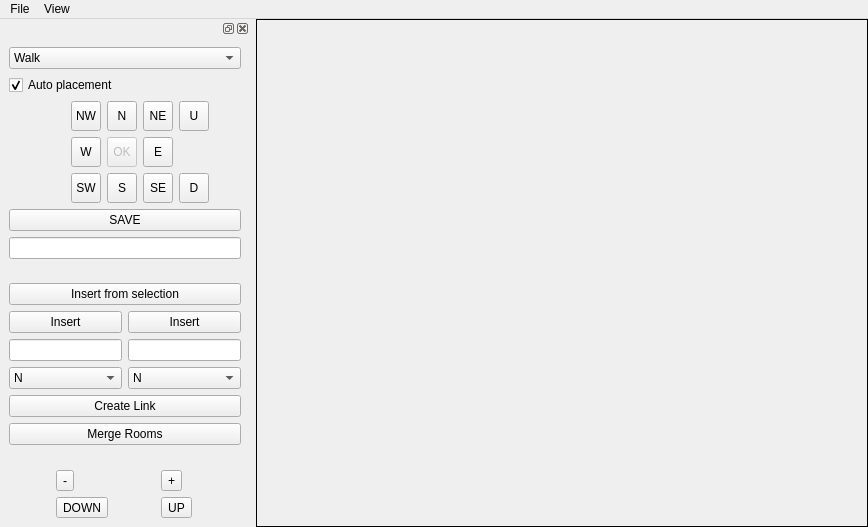
Old version of the form version4/ui/main.ui in the repository michael-donat/tf-mapper.
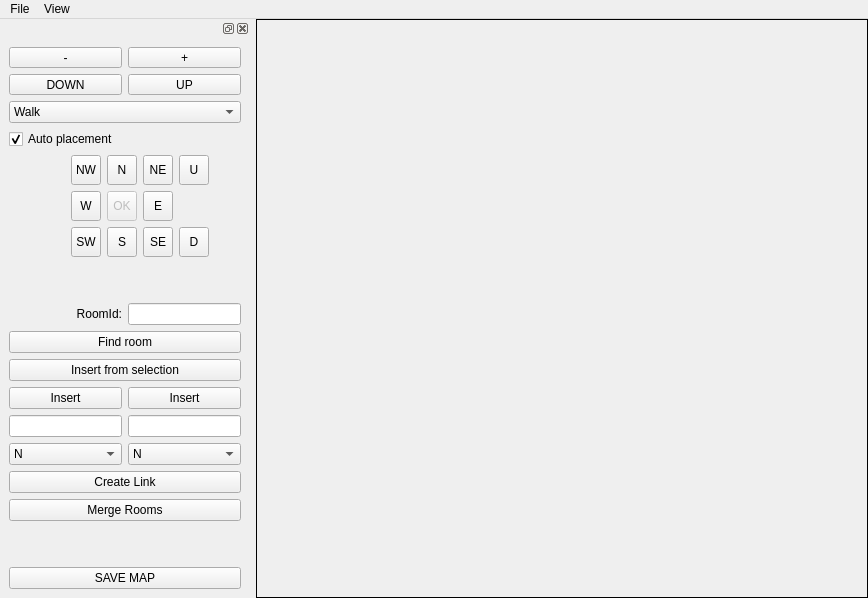
New version of the form.

Commit message: pull req

The edit to the form file:
```diff
--- a/version4/ui/main.ui
+++ b/version4/ui/main.ui
@@ -7,7 +7,7 @@
     <x>0</x>
     <y>0</y>
     <width>868</width>
-    <height>527</height>
+    <height>598</height>
    </rect>
   </property>
   <property name="windowTitle">
@@ -76,7 +76,7 @@
    <property name="minimumSize">
     <size>
      <width>250</width>
-     <height>482</height>
+     <height>548</height>
     </size>
    </property>
    <property name="maximumSize">
@@ -96,7 +96,20 @@
    </attribute>
    <widget class="QWidget" name="uiComponentToolsPanelContentWidget">
     <layout class="QGridLayout" name="gridLayout_2">
-     <item row="5" column="2">
+     <item row="17" column="2">
+      <spacer name="verticalSpacer_2">
+       <property name="orientation">
+        <enum>Qt::Vertical</enum>
+       </property>
+       <property name="sizeHint" stdset="0">
+        <size>
+         <width>20</width>
+         <height>40</height>
+        </size>
+       </property>
+      </spacer>
+     </item>
+     <item row="14" column="2">
       <spacer name="verticalSpacer">
        <property name="orientation">
         <enum>Qt::Vertical</enum>
@@ -109,14 +122,66 @@
        </property>
       </spacer>
      </item>
-     <item row="3" column="2">
-      <widget class="QPushButton" name="pushButton">
-       <property name="text">
-        <string>SAVE</string>
-       </property>
-      </widget>
+     <item row="0" column="2">
+      <layout class="QGridLayout" name="gridLayout_4">
+       <item row="0" column="2">
+        <widget class="QToolButton" name="zoomIn">
+         <property name="sizePolicy">
+          <sizepolicy hsizetype="Expanding" vsizetype="Expanding">
+           <horstretch>0</horstretch>
+           <verstretch>0</verstretch>
+          </sizepolicy>
+         </property>
+         <property name="text">
+          <string>+</string>
+         </property>
+        </widget>
+       </item>
+       <item row="0" column="1">
+        <widget class="QToolButton" name="zoomOut">
+         <property name="sizePolicy">
+          <sizepolicy hsizetype="Expanding" vsizetype="Expanding">
+           <horstretch>0</horstretch>
+           <verstretch>0</verstretch>
+          </sizepolicy>
+         </property>
+         <property name="text">
+          <string>-</string>
+         </property>
+        </widget>
+       </item>
+       <item row="1" column="1">
+        <widget class="QToolButton" name="goLevelDown">
+         <property name="sizePolicy">
+          <sizepolicy hsizetype="Expanding" vsizetype="Expanding">
+           <horstretch>0</horstretch>
+           <verstretch>0</verstretch>
+          </sizepolicy>
+         </property>
+         <property name="text">
+          <string>DOWN</string>
+         </property>
+        </widget>
+       </item>
+       <item row="1" column="2">
+        <widget class="QToolButton" name="goLevelUp">
+         <property name="sizePolicy">
+          <sizepolicy hsizetype="Expanding" vsizetype="Expanding">
+           <horstretch>0</horstretch>
+           <verstretch>0</verstretch>
+          </sizepolicy>
+         </property>
+         <property name="text">
+          <string>UP</string>
+         </property>
+        </widget>
+       </item>
+      </layout>
      </item>
-     <item row="2" column="2">
+     <item row="6" column="2">
+      <layout class="QHBoxLayout" name="horizontalLayout_2"/>
+     </item>
+     <item row="11" column="2">
       <layout class="QGridLayout" name="compassButtonsGridLayout">
        <item row="0" column="2">
         <widget class="QToolButton" name="compassN">
@@ -424,7 +489,7 @@
        </item>
       </layout>
      </item>
-     <item row="0" column="2">
+     <item row="9" column="2">
       <widget class="QComboBox" name="walkerModeSelector">
        <item>
         <property name="text">
@@ -438,52 +503,7 @@
        </item>
       </widget>
      </item>
-     <item row="8" column="2">
-      <spacer name="toolsPanelSpacerBottom">
-       <property name="orientation">
-        <enum>Qt::Vertical</enum>
-       </property>
-       <property name="sizeHint" stdset="0">
-        <size>
-         <width>20</width>
-         <height>40</height>
-        </size>
-       </property>
-      </spacer>
-     </item>
      <item row="10" column="2">
-      <layout class="QGridLayout" name="gridLayout_3">
-       <item row="0" column="0">
-        <widget class="QToolButton" name="zoomOut">
-         <property name="text">
-          <string>-</string>
-         </property>
-        </widget>
-       </item>
-       <item row="0" column="1">
-        <widget class="QToolButton" name="zoomIn">
-         <property name="text">
-          <string>+</string>
-         </property>
-        </widget>
-       </item>
-       <item row="1" column="0">
-        <widget class="QToolButton" name="goLevelDown">
-         <property name="text">
-          <string>DOWN</string>
-         </property>
-        </widget>
-       </item>
-       <item row="1" column="1">
-        <widget class="QToolButton" name="goLevelUp">
-         <property name="text">
-          <string>UP</string>
-         </property>
-        </widget>
-       </item>
-      </layout>
-     </item>
-     <item row="1" column="2">
       <widget class="QCheckBox" name="autoPlacement">
        <property name="text">
         <string>Auto placement</string>
@@ -493,15 +513,25 @@
        </property>
       </widget>
      </item>
-     <item row="7" column="2">
+     <item row="16" column="2">
       <layout class="QGridLayout" name="gridLayout">
-       <item row="2" column="1">
+       <item row="0" column="0">
+        <widget class="QLabel" name="label">
+         <property name="text">
+          <string>RoomId:</string>
+         </property>
+         <property name="alignment">
+          <set>Qt::AlignRight|Qt::AlignTrailing|Qt::AlignVCenter</set>
+         </property>
+        </widget>
+       </item>
+       <item row="4" column="1">
         <widget class="QLineEdit" name="manualLinkRoomRight"/>
        </item>
-       <item row="2" column="0">
+       <item row="4" column="0">
         <widget class="QLineEdit" name="manualLinkRoomLeft"/>
        </item>
-       <item row="3" column="0">
+       <item row="5" column="0">
         <widget class="QComboBox" name="manualLinkLinkLeft">
          <item>
           <property name="text">
@@ -555,28 +585,28 @@
          </item>
         </widget>
        </item>
-       <item row="4" column="0" colspan="2">
+       <item row="6" column="0" colspan="2">
         <widget class="QPushButton" name="manualLinkExecute">
          <property name="text">
           <string>Create Link</string>
          </property>
         </widget>
        </item>
-       <item row="1" column="1">
+       <item row="3" column="1">
         <widget class="QPushButton" name="manualLinkRoomRightInsert">
          <property name="text">
           <string>Insert</string>
          </property>
         </widget>
        </item>
-       <item row="1" column="0">
+       <item row="3" column="0">
         <widget class="QPushButton" name="manualLinkRoomLeftInsert">
          <property name="text">
           <string>Insert</string>
          </property>
         </widget>
        </item>
-       <item row="3" column="1">
+       <item row="5" column="1">
         <widget class="QComboBox" name="manualLinkLinkRight">
          <item>
           <property name="text">
@@ -630,32 +660,46 @@
          </item>
         </widget>
        </item>
-       <item row="5" column="0" colspan="2">
+       <item row="7" column="0" colspan="2">
         <widget class="QPushButton" name="manualMergeExecute">
          <property name="text">
           <string>Merge Rooms</string>
          </property>
         </widget>
        </item>
-       <item row="0" column="0" colspan="2">
+       <item row="2" column="0" colspan="2">
         <widget class="QPushButton" name="manualLinkInsertFromSelection">
          <property name="text">
           <string>Insert from selection</string>
          </property>
         </widget>
        </item>
+       <item row="0" column="1">
+        <widget class="QLineEdit" name="roomIdDisplay">
+         <property name="text">
+          <string/>
+         </property>
+         <property name="dragEnabled">
+          <bool>true</bool>
+         </property>
+         <property name="readOnly">
+          <bool>false</bool>
+         </property>
+        </widget>
+       </item>
+       <item row="1" column="0" colspan="2">
+        <widget class="QPushButton" name="manualLookupRoom">
+         <property name="text">
+          <string>Find room</string>
+         </property>
+        </widget>
+       </item>
       </layout>
      </item>
-     <item row="4" column="2">
-      <widget class="QLineEdit" name="roomIdDisplay">
+     <item row="18" column="2">
+      <widget class="QPushButton" name="pushButton">
        <property name="text">
-        <string/>
-       </property>
-       <property name="dragEnabled">
-        <bool>true</bool>
-       </property>
-       <property name="readOnly">
-        <bool>true</bool>
+        <string>SAVE MAP</string>
        </property>
       </widget>
      </item>
```
The commit also changes 1 other file.
